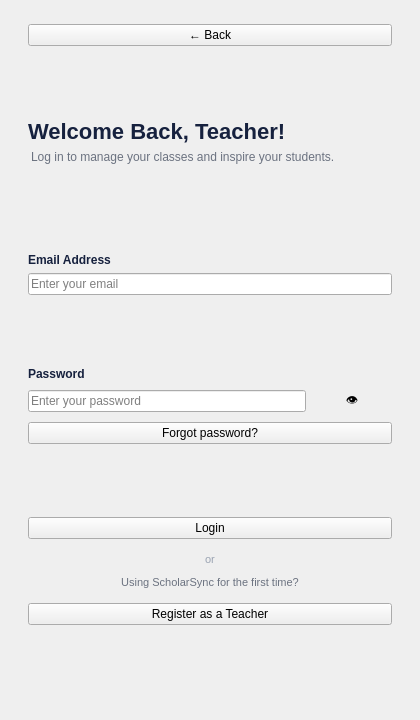
First picture: the form in teacher_login.ui, repository jasminein-pixel/Scholarsync, before the edit.
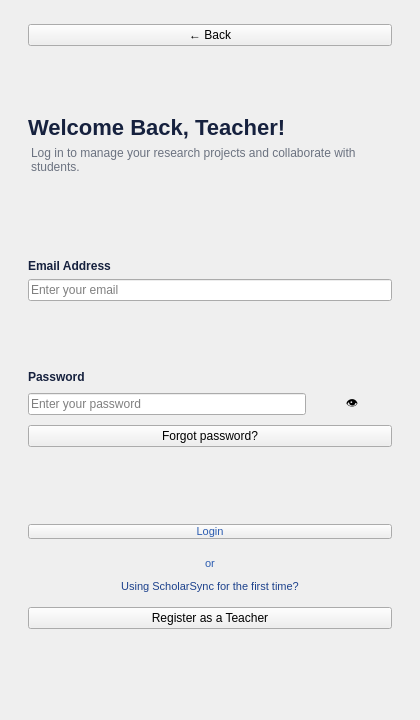
Second picture: the form after the edit.

Patch:
```diff
--- a/teacher_login.ui
+++ b/teacher_login.ui
@@ -39,7 +39,7 @@
    </item>
    <item>
     <widget class="QLabel" name="subtitleLabel">
-     <property name="text"><string>Log in to manage your classes and inspire your students.</string></property>
+     <property name="text"><string>Log in to manage your research projects and collaborate with students.</string></property>
      <property name="wordWrap"><bool>true</bool></property>
      <property name="styleSheet"><string notr="true">font-size: 12px; color: #6b7280; margin-bottom: 16px;</string></property>
     </widget>
@@ -111,20 +111,21 @@
      <property name="text"><string>Login</string></property>
      <property name="minimumHeight"><number>44</number></property>
      <property name="cursor"><cursorShape>PointingHandCursor</cursorShape></property>
+     <property name="styleSheet"><string notr="true">font-size: 11px; color: #2a5bb0; margin-top: 8px; margin-bottom: 4px;</string></property>
     </widget>
    </item>
    <item>
     <widget class="QLabel" name="orLabel">
      <property name="text"><string>or</string></property>
      <property name="alignment"><set>Qt::AlignHCenter</set></property>
-     <property name="styleSheet"><string notr="true">font-size: 11px; color: #9aa3b2; margin-top: 8px; margin-bottom: 4px;</string></property>
+     <property name="styleSheet"><string notr="true">font-size: 11px; color: #2a5bb0; margin-top: 8px; margin-bottom: 4px;</string></property>
     </widget>
    </item>
    <item>
     <widget class="QLabel" name="firstTimeLabel">
      <property name="text"><string>Using ScholarSync for the first time?</string></property>
      <property name="alignment"><set>Qt::AlignHCenter</set></property>
-     <property name="styleSheet"><string notr="true">font-size: 11px; color: #6b7280; margin-bottom: 8px;</string></property>
+     <property name="styleSheet"><string notr="true">font-size: 11px; color: #1c418c; margin-bottom: 8px;</string></property>
     </widget>
    </item>
    <item>
```
